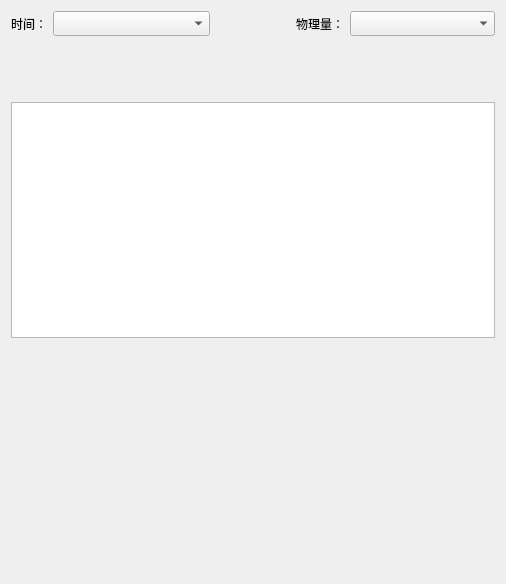
Above: src/FormPostprocessing.ui from Aiopr-bits/MAVES before the change. Below: the same form after it.
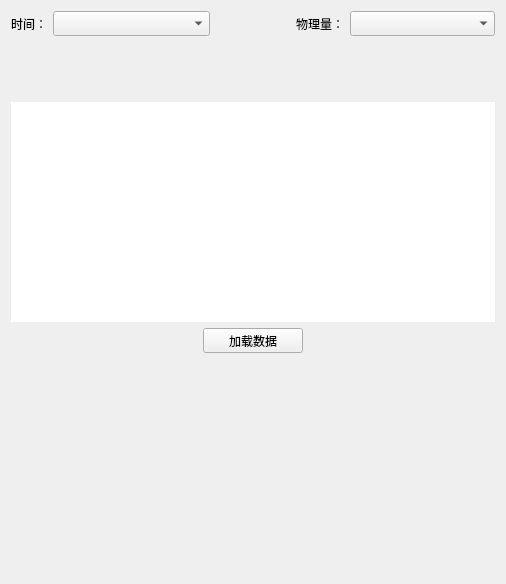
That is the form after the change. Icons and pictures are not drawn.

Commit message: feat：后处理子面板数据加载

Diff of the .ui file:
```diff
--- a/src/FormPostprocessing.ui
+++ b/src/FormPostprocessing.ui
@@ -15,7 +15,7 @@
   </property>
   <layout class="QGridLayout" name="gridLayout">
    <item row="0" column="0">
-    <layout class="QVBoxLayout" name="verticalLayout" stretch="0,0,0,0,0,0">
+    <layout class="QVBoxLayout" name="verticalLayout" stretch="0,0,0,0,0,0,0">
      <item>
       <layout class="QHBoxLayout" name="horizontalLayout_2" stretch="5,2,5">
        <item>
@@ -270,7 +270,86 @@
       </spacer>
      </item>
      <item>
-      <widget class="QTreeView" name="treeView"/>
+      <widget class="QTreeView" name="treeView">
+       <property name="focusPolicy">
+        <enum>Qt::NoFocus</enum>
+       </property>
+       <property name="styleSheet">
+        <string notr="true">QTreeView::item{
+    padding:11px;
+}
+QTreeView {
+    border: none;
+}
+
+QTreeView::item {
+    background: #FFFFFF;
+}
+
+QTreeView::item:hover {
+    background: #F7F7F7;
+}
+
+QTreeView::item:selected {
+    background: #EEEEEE;
+}
+
+
+</string>
+       </property>
+       <attribute name="headerVisible">
+        <bool>false</bool>
+       </attribute>
+      </widget>
+     </item>
+     <item>
+      <layout class="QHBoxLayout" name="horizontalLayout_4">
+       <item>
+        <spacer name="horizontalSpacer_2">
+         <property name="orientation">
+          <enum>Qt::Horizontal</enum>
+         </property>
+         <property name="sizeHint" stdset="0">
+          <size>
+           <width>40</width>
+           <height>20</height>
+          </size>
+         </property>
+        </spacer>
+       </item>
+       <item>
+        <widget class="QPushButton" name="pushButton">
+         <property name="minimumSize">
+          <size>
+           <width>100</width>
+           <height>25</height>
+          </size>
+         </property>
+         <property name="maximumSize">
+          <size>
+           <width>16777215</width>
+           <height>25</height>
+          </size>
+         </property>
+         <property name="text">
+          <string>加载数据</string>
+         </property>
+        </widget>
+       </item>
+       <item>
+        <spacer name="horizontalSpacer_3">
+         <property name="orientation">
+          <enum>Qt::Horizontal</enum>
+         </property>
+         <property name="sizeHint" stdset="0">
+          <size>
+           <width>40</width>
+           <height>20</height>
+          </size>
+         </property>
+        </spacer>
+       </item>
+      </layout>
      </item>
      <item>
       <spacer name="verticalSpacer">
```
The commit also changes 7 other files.
